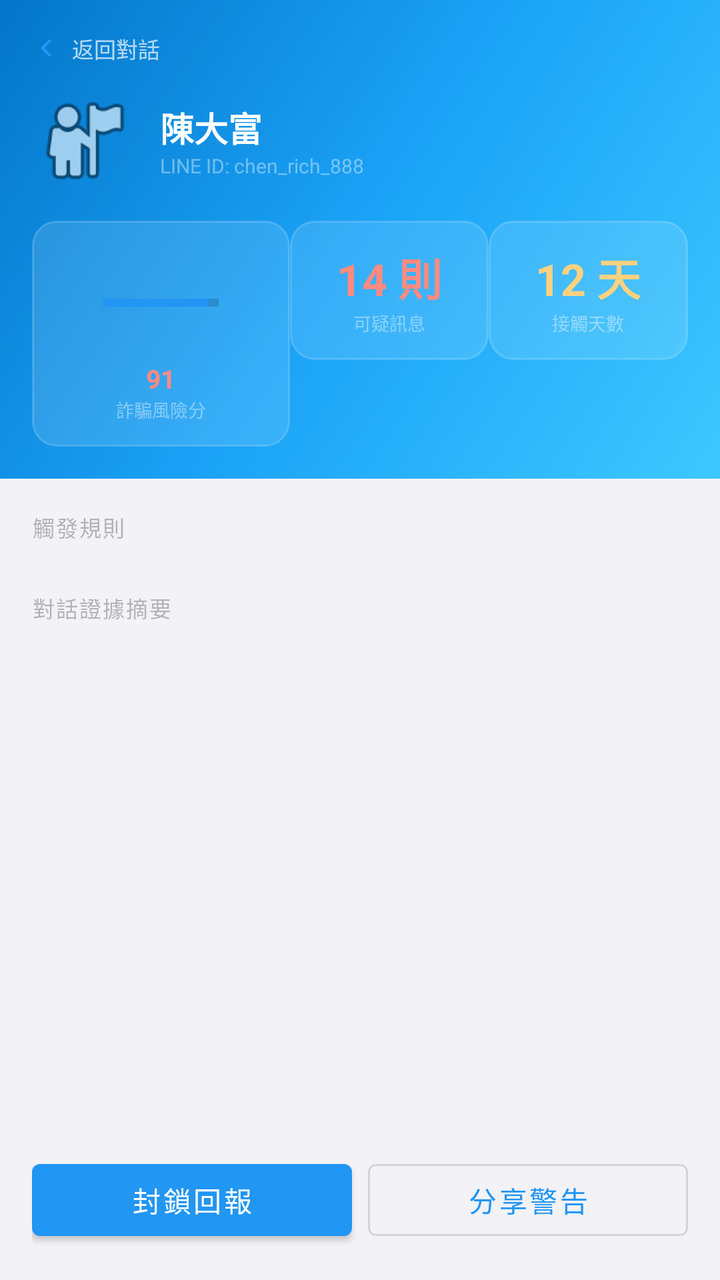
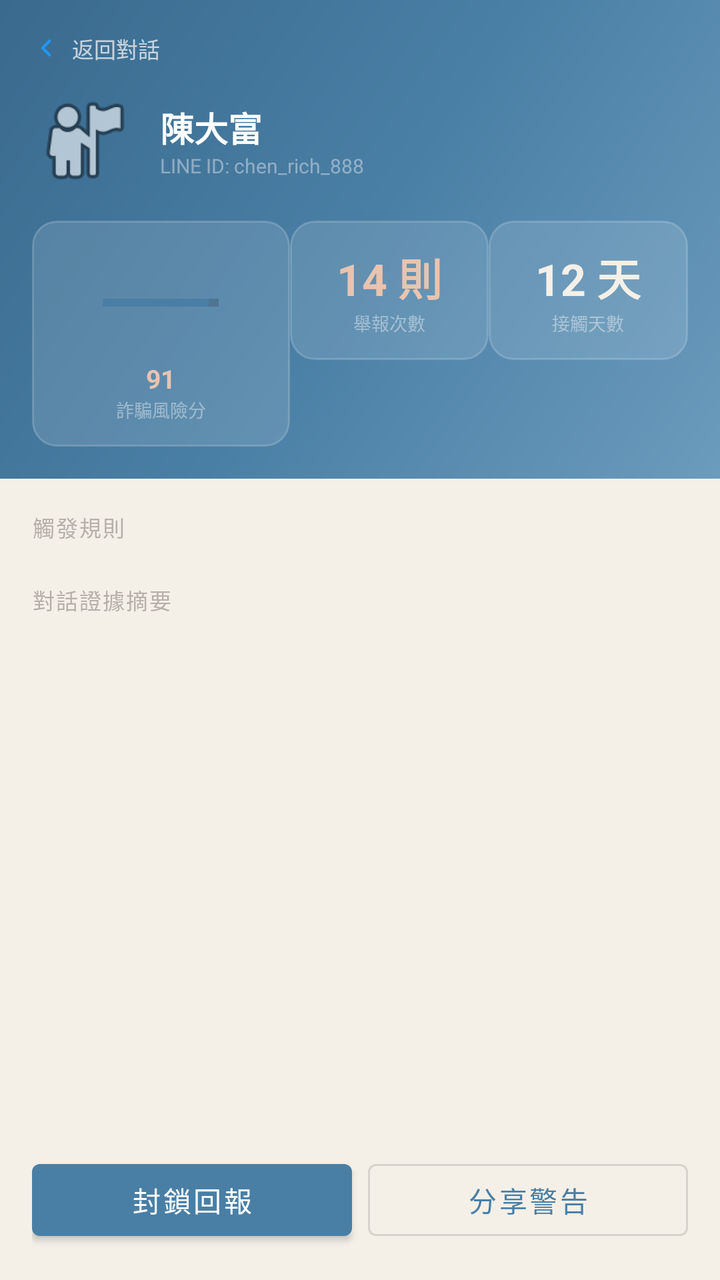

Compare the two renders of this Android layout. The source of the first and the diff that turns it into the second are given below.
<!-- AndroidManifest.xml: application theme Theme.FraudDetector -->
<!-- res/layout/activity_account_detail.xml -->
<?xml version="1.0" encoding="utf-8"?>
<LinearLayout xmlns:android="http://schemas.android.com/apk/res/android"
    android:layout_width="match_parent"
    android:layout_height="match_parent"
    android:orientation="vertical">

    
    <LinearLayout
        android:id="@+id/detailHero"
        android:layout_width="match_parent"
        android:layout_height="wrap_content"
        android:orientation="vertical"
        android:background="@drawable/bg_gradient_blue"
        android:padding="16dp">

        
        <LinearLayout
            android:id="@+id/btnBackToThread"
            android:layout_width="wrap_content"
            android:layout_height="wrap_content"
            android:orientation="horizontal"
            android:gravity="center_vertical"
            android:layout_marginBottom="12dp"
            android:clickable="true"
            android:focusable="true">

            <ImageView
                android:layout_width="14dp"
                android:layout_height="14dp"
                android:src="@drawable/ic_chevron_left"
                android:contentDescription="Back" />

            <TextView
                android:layout_width="wrap_content"
                android:layout_height="wrap_content"
                android:layout_marginStart="6dp"
                android:text="@string/back_to_thread"
                android:textSize="11sp"
                android:textColor="#B3FFFFFF" />
        </LinearLayout>

        
        <LinearLayout
            android:layout_width="match_parent"
            android:layout_height="wrap_content"
            android:orientation="horizontal"
            android:gravity="center_vertical"
            android:layout_marginBottom="14dp">

            <ImageView
                android:id="@+id/detAvatar"
                android:layout_width="52dp"
                android:layout_height="52dp"
                android:src="@android:drawable/ic_menu_myplaces"
                android:contentDescription="Avatar" />

            <LinearLayout
                android:layout_width="wrap_content"
                android:layout_height="wrap_content"
                android:orientation="vertical"
                android:layout_marginStart="12dp">

                <TextView
                    android:id="@+id/tvDetName"
                    android:layout_width="wrap_content"
                    android:layout_height="wrap_content"
                    android:text="陳大富"
                    android:textSize="17sp"
                    android:textStyle="bold"
                    android:textColor="#FFFFFF" />

                <TextView
                    android:id="@+id/tvDetId"
                    android:layout_width="wrap_content"
                    android:layout_height="wrap_content"
                    android:text="LINE ID: chen_rich_888"
                    android:textSize="10sp"
                    android:textColor="#66FFFFFF" />
            </LinearLayout>
        </LinearLayout>

        
        <LinearLayout
            android:layout_width="match_parent"
            android:layout_height="wrap_content"
            android:orientation="horizontal">

            
            <LinearLayout
                android:layout_width="0dp"
                android:layout_height="wrap_content"
                android:layout_weight="1.3"
                android:orientation="vertical"
                android:gravity="center"
                android:padding="12dp"
                android:background="@drawable/bg_score_ring_box">

                <ProgressBar
                    android:id="@+id/riskRing"
                    style="?android:attr/progressBarStyleHorizontal"
                    android:layout_width="58dp"
                    android:layout_height="58dp"
                    android:max="100"
                    android:progress="91" />

                <TextView
                    android:id="@+id/tvRingVal"
                    android:layout_width="wrap_content"
                    android:layout_height="wrap_content"
                    android:text="91"
                    android:textSize="13sp"
                    android:textStyle="bold"
                    android:textColor="#FF8A80" />

                <TextView
                    android:layout_width="wrap_content"
                    android:layout_height="wrap_content"
                    android:text="@string/risk_score"
                    android:textSize="9sp"
                    android:textColor="#66FFFFFF" />
            </LinearLayout>

            
            <LinearLayout
                android:layout_width="0dp"
                android:layout_height="wrap_content"
                android:layout_weight="1"
                android:orientation="vertical"
                android:gravity="center"
                android:padding="12dp"
                android:background="@drawable/bg_score_ring_box">

                <TextView
                    android:id="@+id/tvDetMsgs"
                    android:layout_width="wrap_content"
                    android:layout_height="wrap_content"
                    android:text="14 則"
                    android:textSize="22sp"
                    android:textStyle="bold"
                    android:textColor="#FF8A80" />

                <TextView
                    android:layout_width="wrap_content"
                    android:layout_height="wrap_content"
                    android:text="@string/suspect_msgs"
                    android:textSize="9sp"
                    android:textColor="#66FFFFFF" />
            </LinearLayout>

            
            <LinearLayout
                android:layout_width="0dp"
                android:layout_height="wrap_content"
                android:layout_weight="1"
                android:orientation="vertical"
                android:gravity="center"
                android:padding="12dp"
                android:background="@drawable/bg_score_ring_box">

                <TextView
                    android:id="@+id/tvDetDays"
                    android:layout_width="wrap_content"
                    android:layout_height="wrap_content"
                    android:text="12 天"
                    android:textSize="22sp"
                    android:textStyle="bold"
                    android:textColor="#FFD180" />

                <TextView
                    android:layout_width="wrap_content"
                    android:layout_height="wrap_content"
                    android:text="@string/contact_days"
                    android:textSize="9sp"
                    android:textColor="#66FFFFFF" />
            </LinearLayout>
        </LinearLayout>
    </LinearLayout>

    
    <ScrollView
        android:layout_width="match_parent"
        android:layout_height="0dp"
        android:layout_weight="1"
        android:paddingBottom="80dp">

        <LinearLayout
            android:layout_width="match_parent"
            android:layout_height="wrap_content"
            android:orientation="vertical"
            android:padding="16dp">

            
            <TextView
                android:layout_width="match_parent"
                android:layout_height="wrap_content"
                android:text="@string/triggered_rules"
                android:textSize="11sp"
                android:textColor="@color/lbl3"
                android:letterSpacing="0.06"
                android:textAllCaps="true"
                android:paddingBottom="8dp" />

            <com.google.android.material.chip.ChipGroup
                android:id="@+id/chipGroupRules"
                android:layout_width="match_parent"
                android:layout_height="wrap_content"
                android:layout_marginBottom="16dp" />

            
            <TextView
                android:layout_width="match_parent"
                android:layout_height="wrap_content"
                android:text="@string/evidence_summary"
                android:textSize="11sp"
                android:textColor="@color/lbl3"
                android:letterSpacing="0.06"
                android:textAllCaps="true"
                android:paddingBottom="8dp" />

            <androidx.recyclerview.widget.RecyclerView
                android:id="@+id/rvEvidence"
                android:layout_width="match_parent"
                android:layout_height="wrap_content"
                android:nestedScrollingEnabled="false" />
        </LinearLayout>
    </ScrollView>

    
    <LinearLayout
        android:layout_width="match_parent"
        android:layout_height="wrap_content"
        android:orientation="horizontal"
        android:padding="16dp">

        <com.google.android.material.button.MaterialButton
            android:id="@+id/btnBlockReport"
            android:layout_width="0dp"
            android:layout_height="48dp"
            android:layout_weight="1"
            android:layout_marginEnd="8dp"
            android:text="@string/block_report" />

        <com.google.android.material.button.MaterialButton
            android:id="@+id/btnShareWarning"
            style="@style/Widget.MaterialComponents.Button.OutlinedButton"
            android:layout_width="0dp"
            android:layout_height="48dp"
            android:layout_weight="1"
            android:text="@string/share_warning" />
    </LinearLayout>
</LinearLayout>
<!-- resources referenced by this layout -->
<resources>
  <color name="lbl3">#5C3C3C43</color>
  <!-- drawable bg_gradient_blue (drawable) -->
  <?xml version="1.0" encoding="utf-8"?>
  <shape xmlns:android="http://schemas.android.com/apk/res/android">
      <gradient
          android:startColor="#0476C9"
          android:centerColor="#1BA3F7"
          android:endColor="#3DC8FF"
          android:angle="315" />
  </shape>
  <!-- drawable bg_score_ring_box (drawable) -->
  <?xml version="1.0" encoding="utf-8"?>
  <shape xmlns:android="http://schemas.android.com/apk/res/android">
      <solid android:color="#1FFFFFFF" />
      <stroke android:width="1dp" android:color="#2EFFFFFF" />
      <corners android:radius="12dp" />
  </shape>
  <!-- drawable ic_chevron_left (drawable) -->
  <?xml version="1.0" encoding="utf-8"?>
  <vector xmlns:android="http://schemas.android.com/apk/res/android"
      android:width="14dp"
      android:height="14dp"
      android:viewportWidth="24"
      android:viewportHeight="24">
      <path
          android:strokeColor="#2196F3"
          android:strokeWidth="2.5"
          android:strokeLineCap="round"
          android:strokeLineJoin="round"
          android:fillColor="#00000000"
          android:pathData="M15,18L9,12L15,6" />
  </vector>
  <string name="back_to_thread">返回對話</string>
  <string name="block_report">封鎖回報</string>
  <string name="contact_days">接觸天數</string>
  <string name="evidence_summary">對話證據摘要</string>
  <string name="risk_score">詐騙風險分</string>
  <string name="share_warning">分享警告</string>
  <string name="suspect_msgs">可疑訊息</string>
  <string name="triggered_rules">觸發規則</string>
  <style name="Theme.FraudDetector" parent="Theme.MaterialComponents.Light.NoActionBar">
          <item name="colorPrimary">@color/blue</item>
          <item name="colorPrimaryDark">@color/blue_dk</item>
          <item name="colorAccent">@color/blue</item>
          <item name="android:windowBackground">@color/bg</item>
          <item name="android:statusBarColor">@color/blue_dk</item>
          <item name="android:navigationBarColor">@color/white</item>
      </style>
  <color name="blue">#FF2196F3</color>
  <color name="blue_dk">#FF1976D2</color>
  <color name="bg">#FFF2F2F7</color>
  <color name="white">#FFFFFFFF</color>
</resources>

<!-- the commit's change to res/layout/activity_account_detail.xml (unified diff, before → after) -->
@@ -110,7 +110,7 @@
                     android:text="91"
                     android:textSize="13sp"
                     android:textStyle="bold"
-                    android:textColor="#FF8A80" />
+                    android:textColor="#E8C4B0" />
 
                 <TextView
                     android:layout_width="wrap_content"
@@ -137,12 +137,12 @@
                     android:text="14 則"
                     android:textSize="22sp"
                     android:textStyle="bold"
-                    android:textColor="#FF8A80" />
-
-                <TextView
-                    android:layout_width="wrap_content"
-                    android:layout_height="wrap_content"
-                    android:text="@string/suspect_msgs"
+                    android:textColor="#E8C4B0" />
+
+                <TextView
+                    android:layout_width="wrap_content"
+                    android:layout_height="wrap_content"
+                    android:text="@string/report_count"
                     android:textSize="9sp"
                     android:textColor="#66FFFFFF" />
             </LinearLayout>
@@ -164,7 +164,7 @@
                     android:text="12 天"
                     android:textSize="22sp"
                     android:textStyle="bold"
-                    android:textColor="#FFD180" />
+                    android:textColor="#F4F0E8" />
 
                 <TextView
                     android:layout_width="wrap_content"
@@ -204,7 +204,20 @@
                 android:id="@+id/chipGroupRules"
                 android:layout_width="match_parent"
                 android:layout_height="wrap_content"
-                android:layout_marginBottom="16dp" />
+                android:layout_marginBottom="12dp" />
+
+            
+            <TextView
+                android:id="@+id/tvAiSummary"
+                android:layout_width="match_parent"
+                android:layout_height="wrap_content"
+                android:background="@drawable/bg_card_white_12"
+                android:padding="12dp"
+                android:textSize="13sp"
+                android:lineSpacingExtra="3dp"
+                android:textColor="#2C2825"
+                android:layout_marginBottom="16dp"
+                android:visibility="gone" />
 
             
             <TextView
<!-- resource entries referenced after the edit -->
@@ -1,13 +1,19 @@
 <!-- resources referenced by this layout -->
 <resources>
-  <color name="lbl3">#5C3C3C43</color>
+  <color name="lbl3">#998C8480</color>
+  <!-- drawable bg_card_white_12 (drawable) -->
+  <?xml version="1.0" encoding="utf-8"?>
+  <shape xmlns:android="http://schemas.android.com/apk/res/android">
+      <solid android:color="#FDFAF4" />
+      <corners android:radius="12dp" />
+  </shape>
   <!-- drawable bg_gradient_blue (drawable) -->
   <?xml version="1.0" encoding="utf-8"?>
   <shape xmlns:android="http://schemas.android.com/apk/res/android">
       <gradient
-          android:startColor="#0476C9"
-          android:centerColor="#1BA3F7"
-          android:endColor="#3DC8FF"
+          android:startColor="#3A6A8E"
+          android:centerColor="#4A7FA5"
+          android:endColor="#6B9BBD"
           android:angle="315" />
   </shape>
   <!-- drawable bg_score_ring_box (drawable) -->
@@ -36,21 +42,21 @@
   <string name="block_report">封鎖回報</string>
   <string name="contact_days">接觸天數</string>
   <string name="evidence_summary">對話證據摘要</string>
+  <string name="report_count">舉報次數</string>
   <string name="risk_score">詐騙風險分</string>
   <string name="share_warning">分享警告</string>
-  <string name="suspect_msgs">可疑訊息</string>
   <string name="triggered_rules">觸發規則</string>
   <style name="Theme.FraudDetector" parent="Theme.MaterialComponents.Light.NoActionBar">
-          <item name="colorPrimary">@color/blue</item>
-          <item name="colorPrimaryDark">@color/blue_dk</item>
-          <item name="colorAccent">@color/blue</item>
+          <item name="colorPrimary">@color/steel_blue</item>
+          <item name="colorPrimaryDark">@color/steel_blue_dark</item>
+          <item name="colorAccent">@color/steel_blue</item>
           <item name="android:windowBackground">@color/bg</item>
-          <item name="android:statusBarColor">@color/blue_dk</item>
+          <item name="android:statusBarColor">@color/steel_blue_dark</item>
           <item name="android:navigationBarColor">@color/white</item>
       </style>
-  <color name="blue">#FF2196F3</color>
-  <color name="blue_dk">#FF1976D2</color>
-  <color name="bg">#FFF2F2F7</color>
+  <color name="steel_blue">#FF4A7FA5</color>
+  <color name="steel_blue_dark">#FF3A6A8E</color>
+  <color name="bg">#FFF4F0E8</color>
   <color name="white">#FFFFFFFF</color>
 </resources>
 
